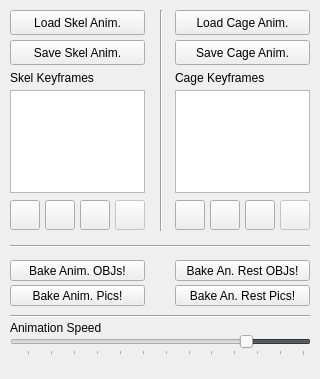
The window that GUI/asyncAnimatorPanel.ui (cordafab/SuperCages) describes before a commit, drawn with Qt 5.
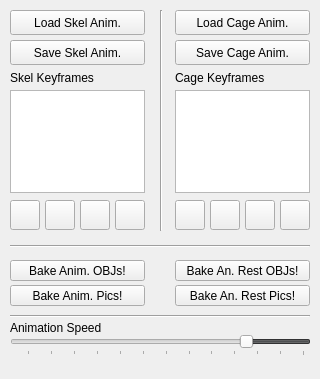
The same window after the commit.

```diff
--- a/GUI/asyncAnimatorPanel.ui
+++ b/GUI/asyncAnimatorPanel.ui
@@ -28,7 +28,7 @@
   <widget class="QWidget" name="dockWidgetContents">
    <widget class="QPushButton" name="nextSkelKeyframe">
     <property name="enabled">
-     <bool>false</bool>
+     <bool>true</bool>
     </property>
     <property name="geometry">
      <rect>
@@ -194,7 +194,7 @@
    </widget>
    <widget class="QPushButton" name="nextCageKeyframe">
     <property name="enabled">
-     <bool>false</bool>
+     <bool>true</bool>
     </property>
     <property name="geometry">
      <rect>
```
